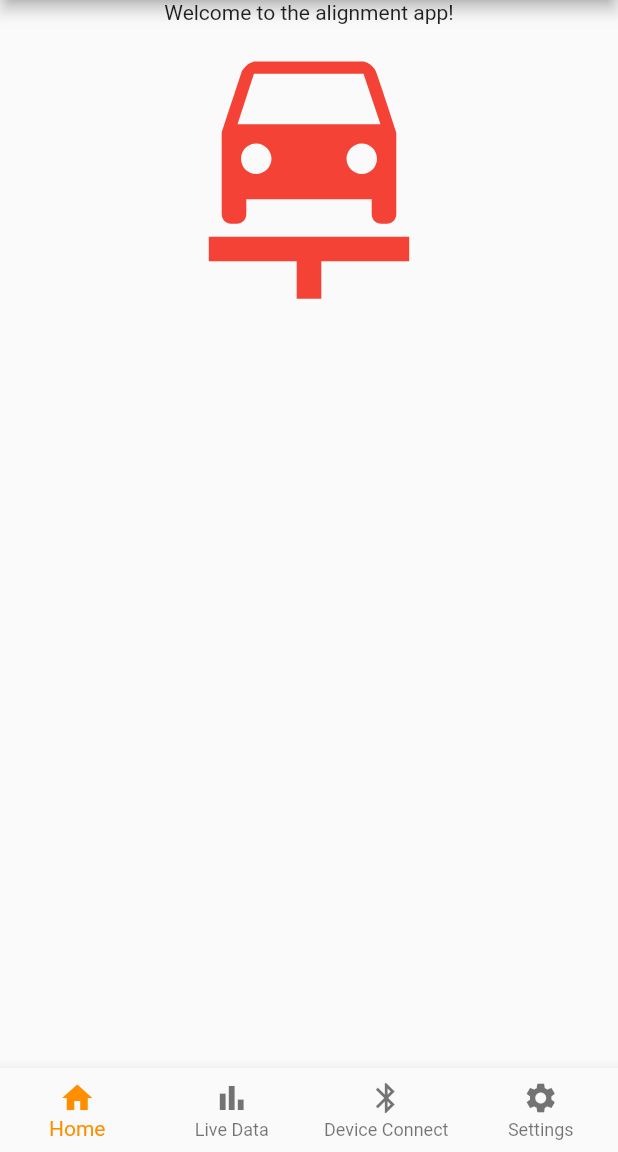
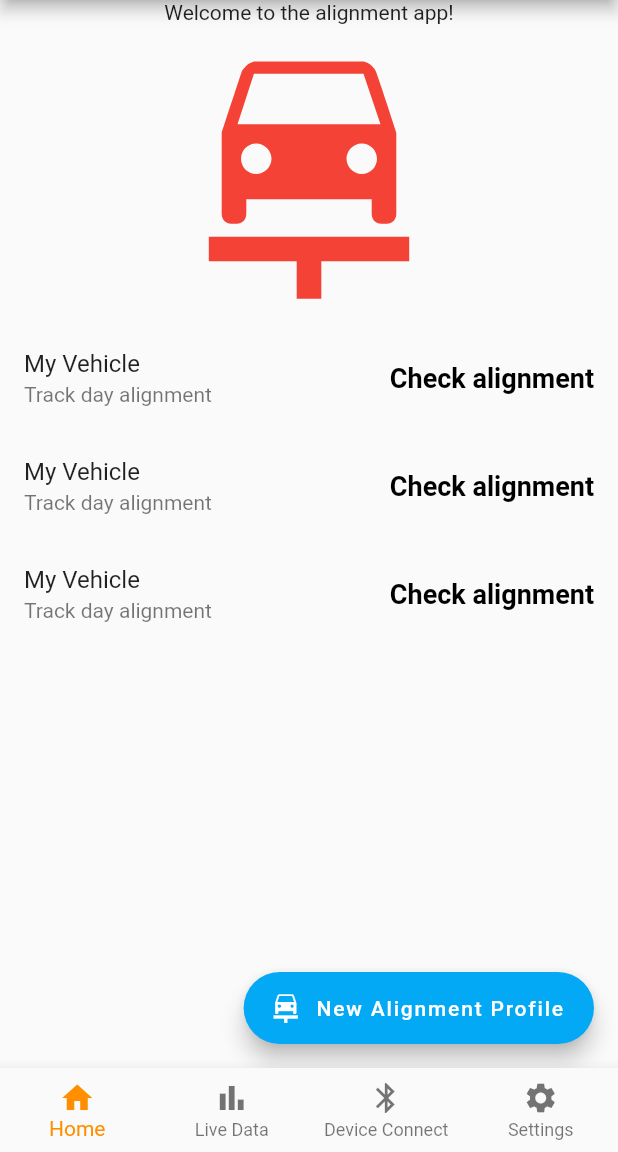
Before and after one commit to alexvnesta/flutter_blue_v4, a Flutter app: the screen it shows after launch, on a phone screen of 412 x 824 dp, the part 84-1236 px from its top. Run offline on Flutter 3.47's test engine with Material 2 defaults, Android fonts, the phone set to English and light mode, and no system bars; our stand-ins replace flutter_blue_plus, shared_preferences.

```diff
--- a/lib/bluetooth/devicesearch.dart
+++ b/lib/bluetooth/devicesearch.dart
@@ -49,6 +49,10 @@ class _DeviceSearchPageState extends State<DeviceSearchPage> {
     }
     else {
       await device.connect();
+      print("Successfully connected to ${device.name}");
+      print("${device.name} id is ${device.id}");
+      print("${device.name} type is ${device.type}");
+
     }
 
 
--- a/lib/main.dart
+++ b/lib/main.dart
@@ -33,11 +33,11 @@ class MyHomePage extends StatefulWidget {
 class _MyHomePageState extends State<MyHomePage> {
   int _selectedIndex = 0;
 
-  static const List<Widget> _widgetOptions = <Widget>[
-    HomePage(),
-    LiveDataPage(),
-    DeviceConnectPage(),
-    SettingsPage(),
+  static final List<Widget> _widgetOptions = <Widget>[
+    const HomePage(),
+    const LiveDataPage(),
+    const DeviceConnectPage(),
+    const SettingsPage(),
   ];
 
   void _onMenuSelection(int index) {
--- a/lib/pages/homepage.dart
+++ b/lib/pages/homepage.dart
@@ -1,8 +1,13 @@
 import 'package:flutter/material.dart';
 
-class HomePage extends StatelessWidget {
+class HomePage extends StatefulWidget {
   const HomePage({super.key});
 
+  @override
+  State<HomePage> createState() => _HomePageState();
+}
+
+class _HomePageState extends State<HomePage> {
   @override
   Widget build(BuildContext context) {
     return Scaffold(
@@ -14,9 +19,39 @@ class HomePage extends StatelessWidget {
           children: const [
             Text('Welcome to the alignment app!'),
             Icon(Icons.car_repair, color: Colors.red, size: 200),
+            VehicleTile(),
+            VehicleTile(),
+            VehicleTile(),
           ],
         ),
+      ),
+      floatingActionButton: FloatingActionButton.extended(
+        onPressed: () {
+          print("ADD A NEW VEHICLE");
+        },
+        label: const Text('New Alignment Profile'),
+        icon: const Icon(Icons.car_repair),
+        backgroundColor: Colors.lightBlue,
       ),
     );
   }
 }
+
+class VehicleTile extends StatelessWidget{
+
+  const VehicleTile(
+      {Key? key})
+      : super(key: key);
+
+  @override
+  Widget build(BuildContext context) {
+    return ListTile(
+      title: const Text("My Vehicle"),
+      subtitle: const Text("Track day alignment"),
+      trailing: const Text("Check alignment", style: TextStyle(fontWeight: FontWeight.bold,
+          color: Colors.black,
+          fontSize: 18)),
+      onTap: () => print("MOVE TO LIVE DATA SCREEN WITH THE PROPER SETTINGS"),
+    );
+  }
+}
--- a/pubspec.yaml
+++ b/pubspec.yaml
@@ -38,6 +38,7 @@ dependencies:
   cupertino_icons: ^1.0.2
   flutter_blue_plus: ^1.3.1
   shared_preferences: ^2.0.15
+  path_provider: ^2.0.11
 
 dev_dependencies:
   flutter_test:
```
Also changed, not shown: lib/pages/deviceconnect.dart (+92 -21 lines), pubspec.lock.
